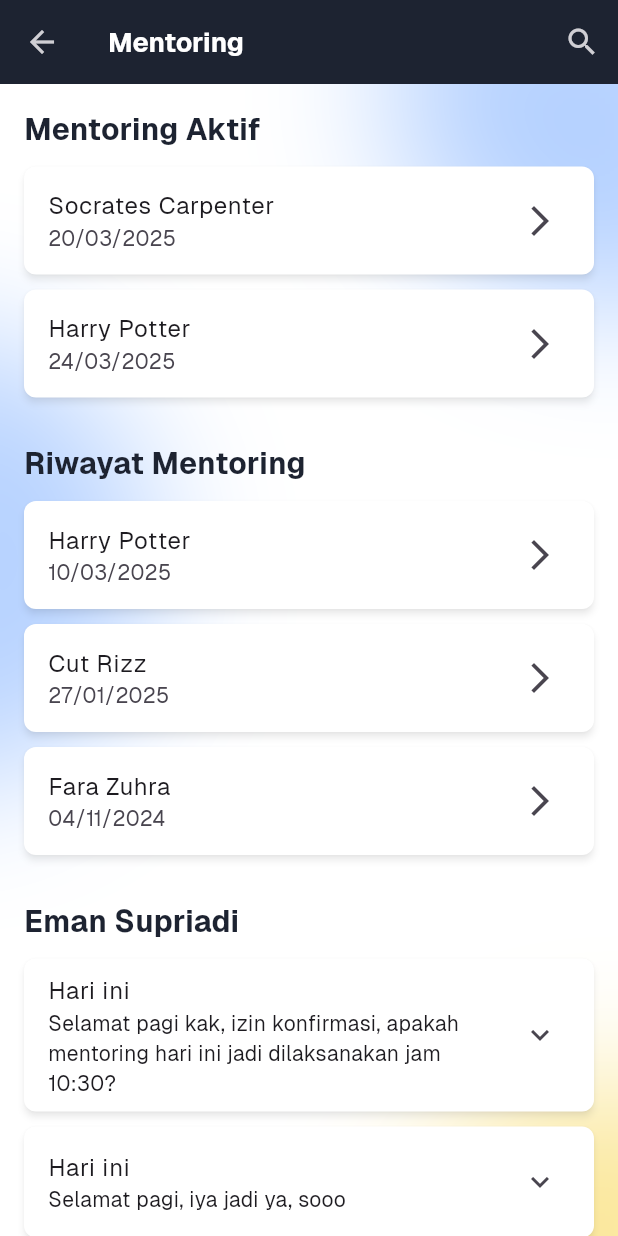
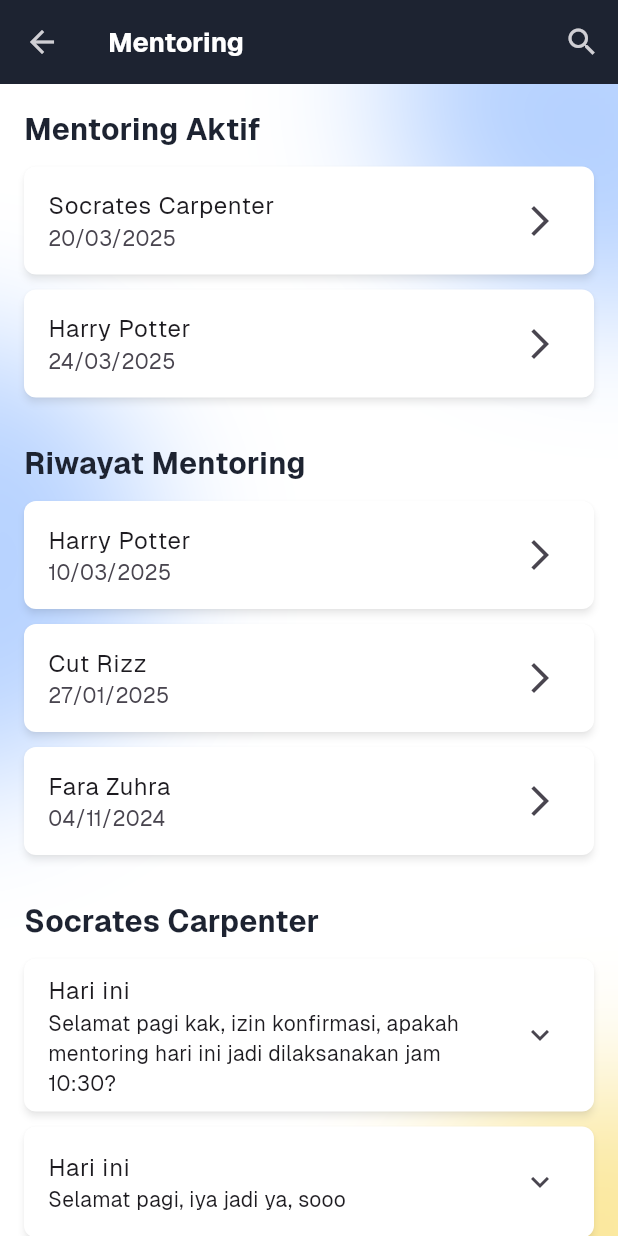
Before and after one commit to JavaneseIvankov/team10_dhiraga, a Flutter app: the MentoringPage screen opened directly, on a phone screen of 412 x 824 dp. Run offline on Flutter 3.47's test engine with Material 3 defaults, Android fonts, the phone set to English and light mode, and no system bars; our stand-ins replace cloud_firestore, firebase_auth, firebase_core, get_it, shared_preferences; accounts and stored records are empty; generated files the repository leaves out were written again; project files that could hold a hidden picture were left out.

```diff
--- a/lib/pages/Navbar_mentoring_page.dart/mentoring_page.dart
+++ b/lib/pages/Navbar_mentoring_page.dart/mentoring_page.dart
@@ -43,7 +43,7 @@ class MentoringPage extends StatelessWidget {
               _buildMentoringItem(context, "Fara Zuhra", "04/11/2024"),
               SizedBox(height: 20),
               Text(
-                "Eman Supriadi",
+                "Socrates Carpenter",
                 style: TextStyle(fontSize: 20, fontWeight: FontWeight.bold),
               ),
               SizedBox(height: 10),
```
